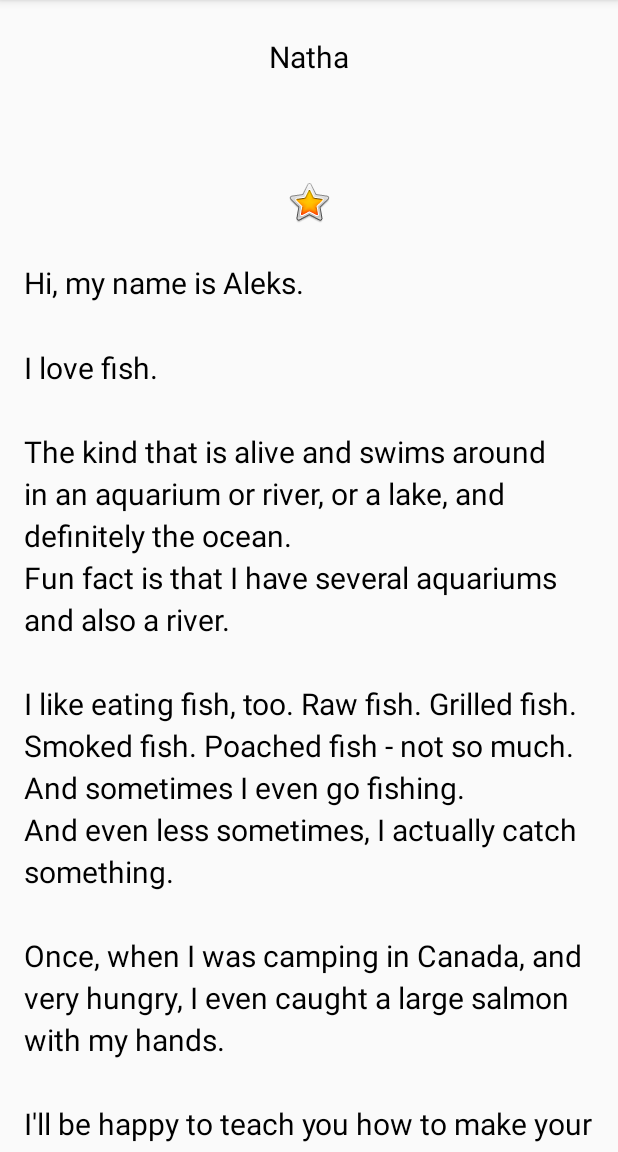
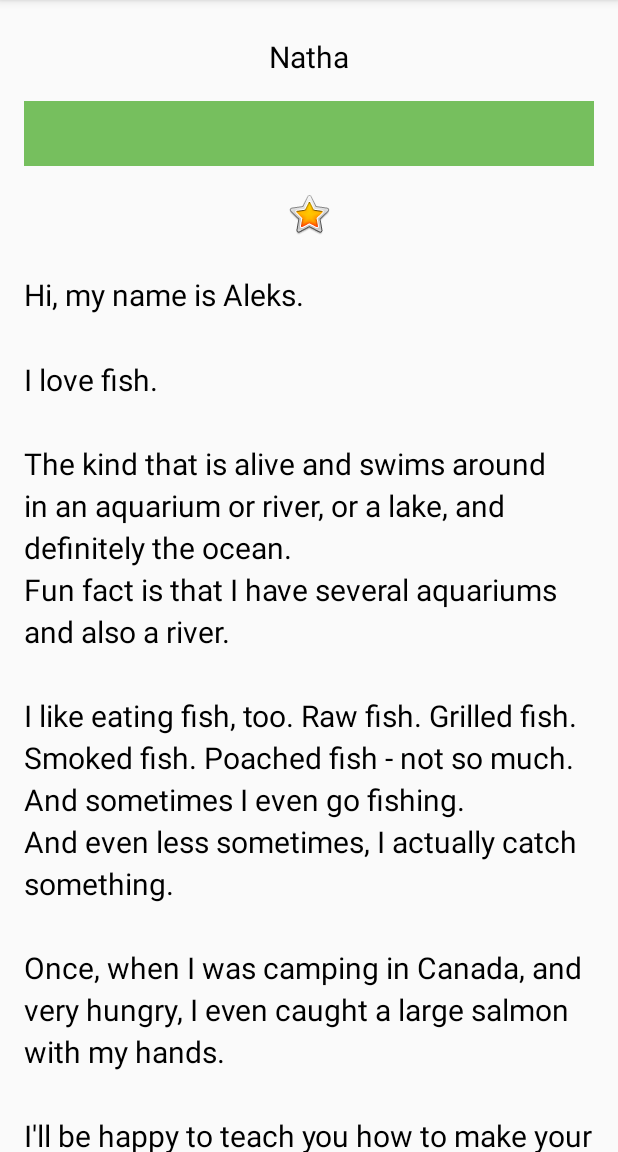
Before and after one commit to Cyl3el2Cleal2/AboutMe01, an Android app: the screen it shows after launch (MainActivity), after a tap on "DONE", on a phone screen of 412 x 824 dp, the part 84-1236 px from its top. Run offline under Robolectric (Android 15) with nearby library versions, the phone set to English and light mode, and no system bars; Roboto replaces fonts that are not available here.

Commit message:
Task 2.8

```diff
--- a/app/src/main/res/layout/activity_main.xml
+++ b/app/src/main/res/layout/activity_main.xml
@@ -44,7 +44,9 @@
         android:layout_height="wrap_content"
         android:text=""
         android:textAlignment="center"
-        android:visibility="gone" />
+        android:visibility="gone"
+        android:background="@color/colorAccent"
+        android:paddingBottom="@dimen/small_padding"/>
 
     <ImageView
         android:id="@+id/star_image"
```
